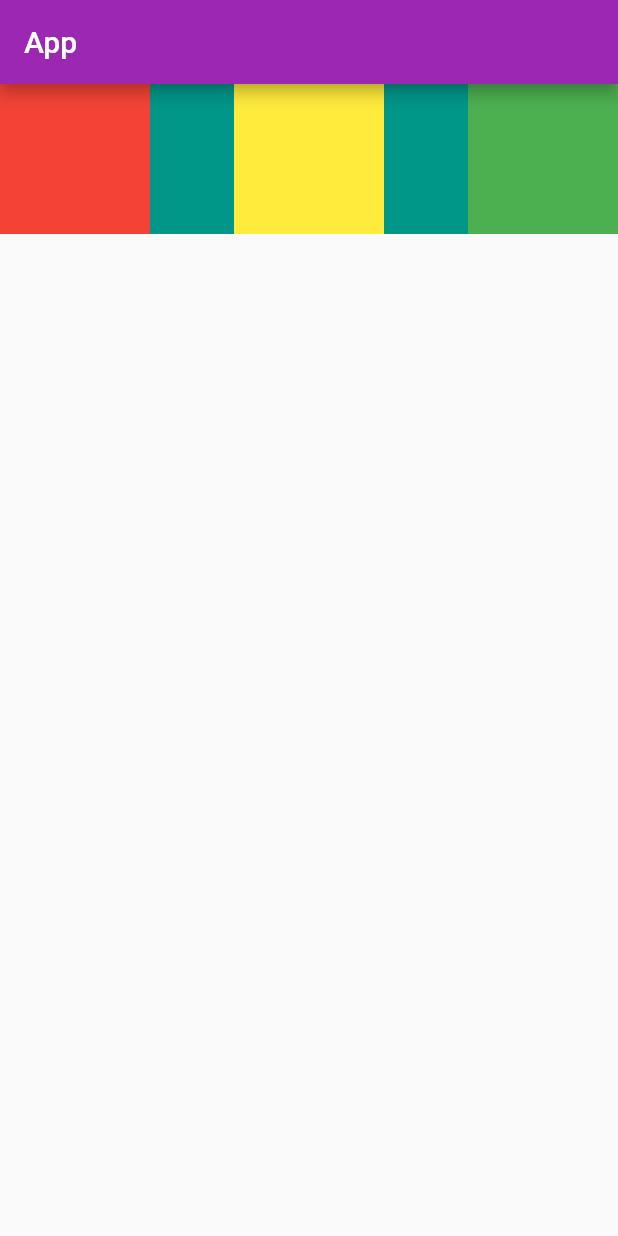
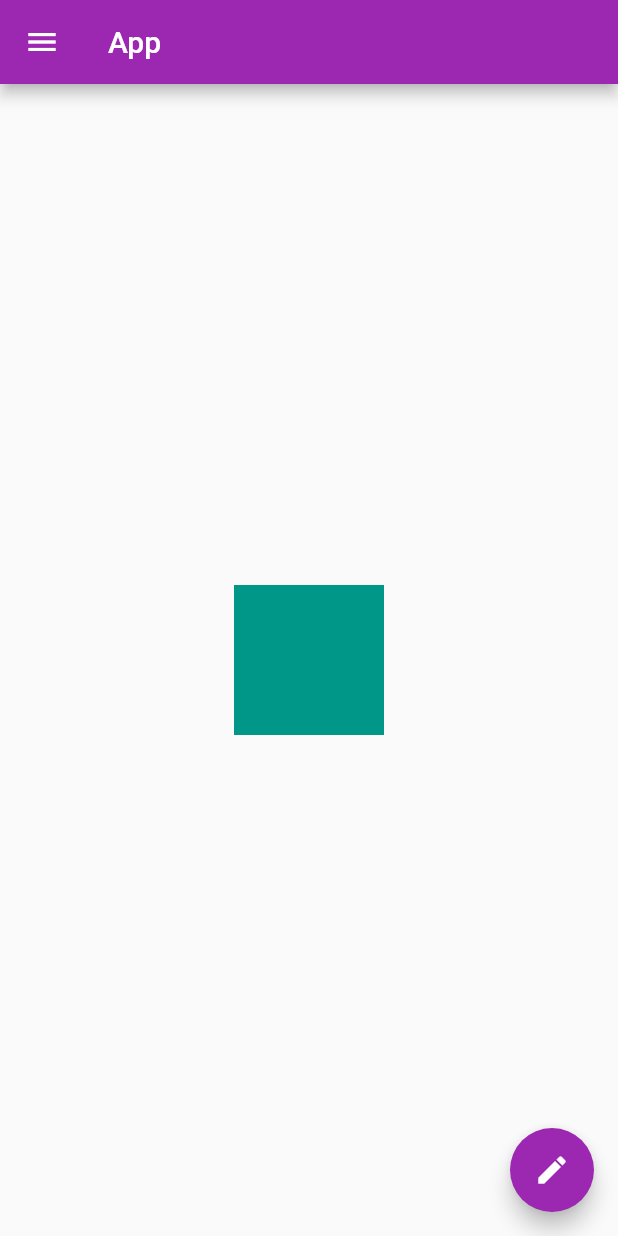
Before and after one commit to iomkarsurve/learnflutter, a Flutter app: the screen it shows after launch, on a phone screen of 412 x 824 dp. Run offline on Flutter 3.47's test engine with Material 2 defaults, Android fonts, the phone set to English and light mode, and no system bars.

Commit message:
chapter 4 completed Drawer

```diff
--- a/lib/main.dart
+++ b/lib/main.dart
@@ -19,37 +19,50 @@ class HomePage extends StatelessWidget {
       appBar: AppBar(
         title: Text("App"),
       ),
-      body: Container(
-        color: Colors.teal,
-        height: 100,
-        child: Row(
-          mainAxisAlignment: MainAxisAlignment.spaceBetween,
-          crossAxisAlignment: CrossAxisAlignment.stretch,
-          mainAxisSize: MainAxisSize.max,
+      body: Center(
+        child: Container(
+          color: Colors.teal,
+          height: 100,
+          width: 100,
+        ),
+      ),
+      drawer: Drawer(
+        child: ListView(
+          padding: const EdgeInsets.all(0),
           children: <Widget>[
-            Container(
-              width: 100,
-              height: 100,
-              color: Colors.red,
-              padding: const EdgeInsets.all(8),
-              alignment: Alignment.center,
+//            DrawerHeader(
+//              child: Text("I am Drawer"),
+//              decoration: BoxDecoration(color:Colors.purple),
+//            ),
+
+            UserAccountsDrawerHeader(
+              accountName: Text("ABC"),
+              accountEmail: Text("ABC@gmail.com"),
+              currentAccountPicture: CircleAvatar(
+                backgroundImage: NetworkImage(
+                    "https://codersera.com/blog/wp-content/uploads/2019/07/BLOG-23-L-3.jpg"),
+              ),
             ),
-            Container(
-              width: 100,
-              height: 100,
-              color: Colors.yellow,
-              padding: const EdgeInsets.all(8),
-              alignment: Alignment.center,
+
+            ListTile(
+              leading: Icon(Icons.person),
+              title: Text("ABC"),
+              subtitle: Text("Developer"),
+              trailing: Icon(Icons.edit),
+              onTap: () {},
             ),
-            Container(
-              width: 100,
-              height: 100,
-              color: Colors.green,
-              padding: const EdgeInsets.all(8),
-              alignment: Alignment.center,
-            ),
+            ListTile(
+              leading: Icon(Icons.email),
+              title: Text("Email"),
+              subtitle: Text("iomkarsurve@gmail.com"),
+              trailing: Icon(Icons.edit),
+            )
           ],
         ),
+      ),
+      floatingActionButton: FloatingActionButton(
+        onPressed: () {},
+        child: Icon(Icons.edit),
       ),
     );
   }
```
